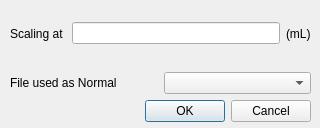
Above: FSECplotter/pyqt/dialogs/yscale_dialog.ui from TaizoAyase/FSECplotter2 before the change. Below: the same form after it.
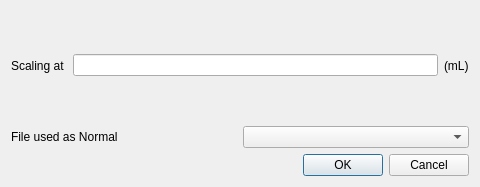
That is the form after the change.

Commit message:
Add fit Tm dialog
need more test data

What changed in the file:
```diff
--- a/FSECplotter/pyqt/dialogs/yscale_dialog.ui
+++ b/FSECplotter/pyqt/dialogs/yscale_dialog.ui
@@ -6,22 +6,15 @@
    <rect>
     <x>0</x>
     <y>0</y>
-    <width>320</width>
-    <height>128</height>
+    <width>480</width>
+    <height>187</height>
    </rect>
   </property>
   <property name="windowTitle">
    <string>Y-axis Scaling</string>
   </property>
-  <widget class="QWidget" name="verticalLayoutWidget">
-   <property name="geometry">
-    <rect>
-     <x>10</x>
-     <y>1</y>
-     <width>301</width>
-     <height>121</height>
-    </rect>
-   </property>
+  <layout class="QHBoxLayout" name="horizontalLayout_3">
+   <item>
    <layout class="QVBoxLayout" name="verticalLayout">
     <item>
      <layout class="QHBoxLayout" name="horizontalLayout">
@@ -69,7 +62,8 @@
      </widget>
     </item>
    </layout>
-  </widget>
+   </item>
+  </layout>
  </widget>
  <resources/>
  <connections>
```
Lines whose indentation alone changed are shown as unchanged. The commit also changes 7 other files.
